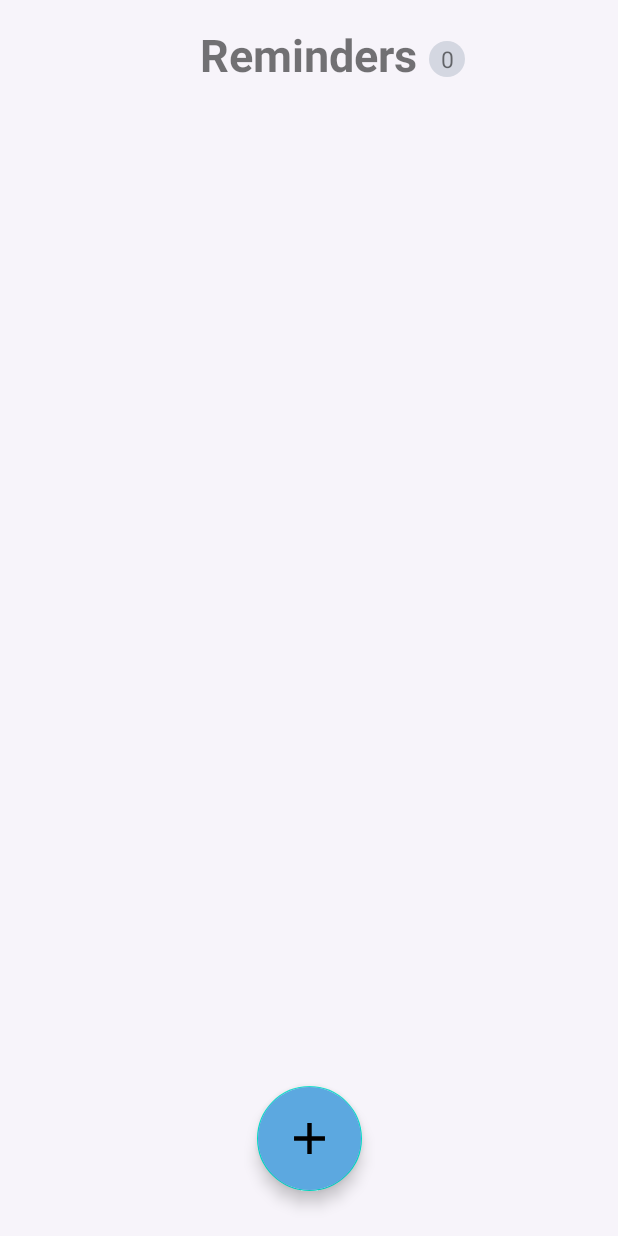
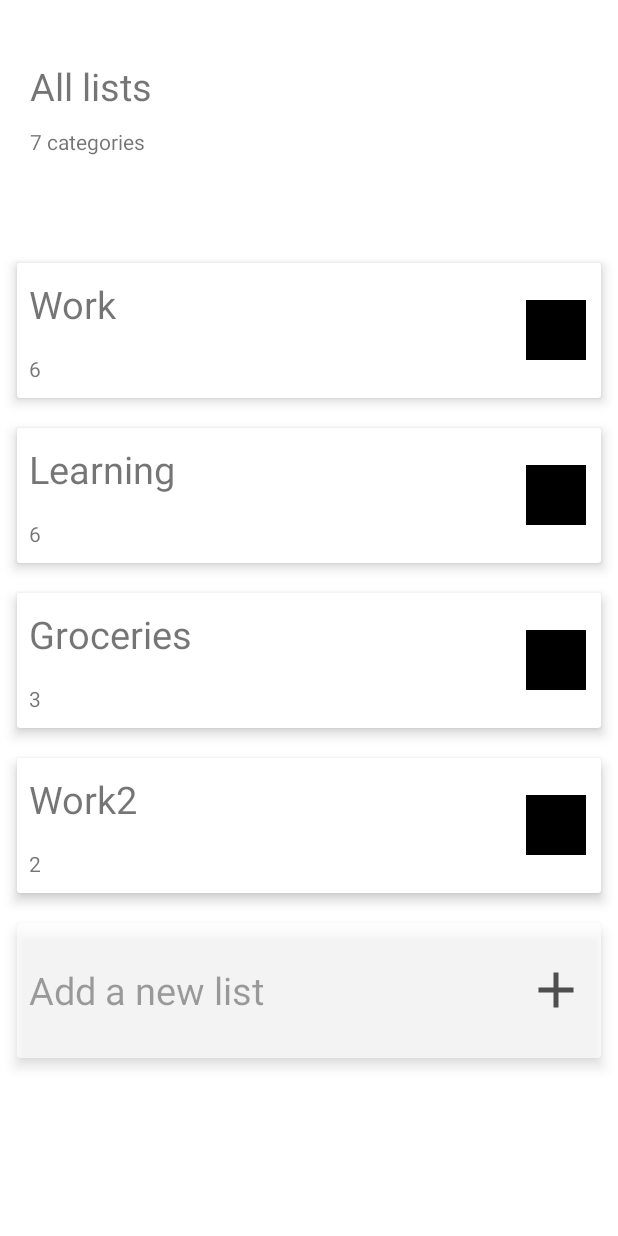
Before and after one commit to Pallypowa/Android-To-Do-App, an Android app: the screen it shows after launch (MainActivity before the commit, CategoryListActivity after it), on a phone screen of 412 x 824 dp. Run offline under Robolectric (Android 15) with nearby library versions, the phone set to English and light mode, and no system bars.

Commit message:
minor changes

```diff
--- a/src/main/java/com/example/todoapp/activities/MainActivity.kt
+++ b/src/main/java/com/example/todoapp/activities/MainActivity.kt
@@ -23,7 +23,7 @@ import kotlinx.android.synthetic.main.activity_main.*
 import kotlinx.android.synthetic.main.card_view_task.view.*
 import kotlinx.android.synthetic.main.edit_text_layout.view.*
 
-class MainActivity : AppCompatActivity(), TaskListAdapter.OnItemClickListener,
+class MainActivity : AppCompatActivity(), TaskListAdapter.OnTaskClickListener,
     CreateTaskFragment.CreateTaskListener {
 
     //To achieve static variable functionality...
--- a/src/main/java/com/example/todoapp/adapters/CategoryListAdapter.kt
+++ b/src/main/java/com/example/todoapp/adapters/CategoryListAdapter.kt
@@ -1,6 +1,7 @@
 package com.example.todoapp.adapters
 
 import android.graphics.Color
+import android.view.Gravity
 import android.view.LayoutInflater
 import android.view.View
 import android.view.ViewGroup
@@ -9,14 +10,61 @@ import android.widget.TextView
 import androidx.recyclerview.widget.RecyclerView
 import com.example.todoapp.R
 import com.example.todoapp.data.Category
+import com.google.android.material.snackbar.Snackbar
 
-class CategoryListAdapter(private var categoryList: List<Category>): RecyclerView.Adapter<CategoryListAdapter.ViewHolder>() {
+class CategoryListAdapter(private val categoryList: List<Category>,
+                          private val listener: OnCategoryClickListener): RecyclerView.Adapter<CategoryListAdapter.ViewHolder>() {
 
+    interface OnCategoryClickListener{
+        fun onCardClicked(position: Int)
+        fun onAddCardClicked(position: Int)
+    }
 
     class ViewHolder(itemView: View): RecyclerView.ViewHolder(itemView){
         val categoryName: TextView = itemView.findViewById(R.id.category_name_text)
         val itemNum: TextView = itemView.findViewById(R.id.category_itemnum_text)
         val categoryColor: ImageView = itemView.findViewById(R.id.category_color)
+
+        fun bindData(category: Category,
+                     position: Int,
+                     categoryListSize: Int,
+                     listener: OnCategoryClickListener){
+            setListeners(position, categoryListSize, listener)
+
+            this.categoryName.text = category.categoryName
+            this.categoryColor.setBackgroundColor(Color.parseColor(category.color))
+
+            if(category.taskCount != -1){
+                this.itemNum.text = category.taskCount.toString()
+                return
+            }
+
+            //If the item is the "Add new category...
+            itemView.alpha = 0.65f
+            this.itemNum.visibility = View.GONE
+            this.categoryName.gravity = Gravity.CENTER_VERTICAL
+            this.categoryColor.setImageResource(R.drawable.ic_baseline_add_24)
+            this.categoryColor.setBackgroundColor(Color.WHITE)
+
+        }
+
+        private fun setListeners(position: Int,
+                                 categoryListSize: Int,
+                                 listener: OnCategoryClickListener){
+            itemView.setOnClickListener {
+                //TODO: Implement opening tasks/adding new list
+                if (position == categoryListSize - 1){
+                    Snackbar.make(itemView, "New list...", Snackbar.LENGTH_SHORT).show()
+                    listener.onAddCardClicked(position)
+                }
+                else {
+                    Snackbar.make(itemView, "Bringing to tasks...", Snackbar.LENGTH_SHORT).show()
+                    //listener.onCardClicked(position)
+                }
+
+
+            }
+        }
     }
 
     override fun onCreateViewHolder(parent: ViewGroup, viewType: Int): ViewHolder {
@@ -30,9 +78,11 @@ class CategoryListAdapter(private var categoryList: List<Category>): RecyclerVie
     override fun onBindViewHolder(holder: ViewHolder, position: Int) {
         val category = categoryList[position]
 
-        holder.categoryName.text = category.categoryName
-        holder.itemNum.text = category.taskCount.toString()
-        holder.categoryColor.setBackgroundColor(Color.parseColor(category.color))
+        holder.bindData(category, position, categoryList.size, listener)
+
+//        holder.categoryName.text = category.categoryName
+//        holder.itemNum.text = category.taskCount.toString()
+//        holder.categoryColor.setBackgroundColor(Color.parseColor(category.color))
     }
 
     override fun getItemCount(): Int {
--- a/src/main/java/com/example/todoapp/adapters/TaskListAdapter.kt
+++ b/src/main/java/com/example/todoapp/adapters/TaskListAdapter.kt
@@ -14,10 +14,10 @@ import com.example.todoapp.R
 import com.example.todoapp.data.Task
 import kotlinx.android.synthetic.main.card_view_task.view.*
 
-class TaskListAdapter(private var dataList: List<Task>, private var listener: OnItemClickListener):
+class TaskListAdapter(private var dataList: List<Task>, private var listener: OnTaskClickListener):
     RecyclerView.Adapter<TaskListAdapter.ViewHolder>(){
 
-    interface OnItemClickListener{
+    interface OnTaskClickListener{
         fun onCheckBoxClicked(position: Int, itemView: View)
         fun onCardClicked(position: Int, itemView: View)
         fun onEditTextChanged(position: Int, text: String)
@@ -28,7 +28,7 @@ class TaskListAdapter(private var dataList: List<Task>, private var listener: On
         val isDone: CheckBox = itemView.findViewById(R.id.checkBox)
         val deadline: TextView = itemView.findViewById(R.id.deadline_text)
 
-        fun bind(holder: ViewHolder, position: Int, listener: OnItemClickListener, task: Task){
+        fun bind(holder: ViewHolder, position: Int, listener: OnTaskClickListener, task: Task){
             holder.taskText.setText(task.taskText)
             holder.isDone.isChecked = task.done
             holder.deadline.text = task.deadline
--- a/src/main/res/drawable/ic_baseline_add_24.xml
+++ b/src/main/res/drawable/ic_baseline_add_24.xml
@@ -1,4 +1,4 @@
-<vector android:height="24dp" android:tint="#FFFFFF"
+<vector android:height="24dp" android:tint="@color/black"
     android:viewportHeight="24" android:viewportWidth="24"
     android:width="24dp" xmlns:android="http://schemas.android.com/apk/res/android">
     <path android:fillColor="@android:color/white" android:pathData="M19,13h-6v6h-2v-6H5v-2h6V5h2v6h6v2z"/>
--- a/src/main/res/layout/card_view_category.xml
+++ b/src/main/res/layout/card_view_category.xml
@@ -2,7 +2,9 @@
 <androidx.cardview.widget.CardView xmlns:android="http://schemas.android.com/apk/res/android"
     xmlns:app="http://schemas.android.com/apk/res-auto"
     android:layout_width="match_parent"
-    android:layout_height="wrap_content">
+    android:layout_height="90dp"
+    android:layout_margin="10dp"
+    app:cardElevation="5dp">
 
     <LinearLayout
         android:layout_width="match_parent"
@@ -12,6 +14,7 @@
         <LinearLayout
             android:layout_width="match_parent"
             android:layout_height="wrap_content"
+            android:layout_gravity="center_vertical"
             android:layout_weight="1"
             android:orientation="vertical">
 
@@ -29,7 +32,8 @@
                 android:layout_width="match_parent"
                 android:layout_height="wrap_content"
                 android:layout_margin="8dp"
-                android:text="6 items" />
+                android:text="6 items"
+                android:visibility="visible" />
 
         </LinearLayout>
 
```
Also changed, not shown: src/main/AndroidManifest.xml (+8 -6 lines), src/main/java/com/example/todoapp/activities/CategoryListActivity.kt (+50 -3 lines).
